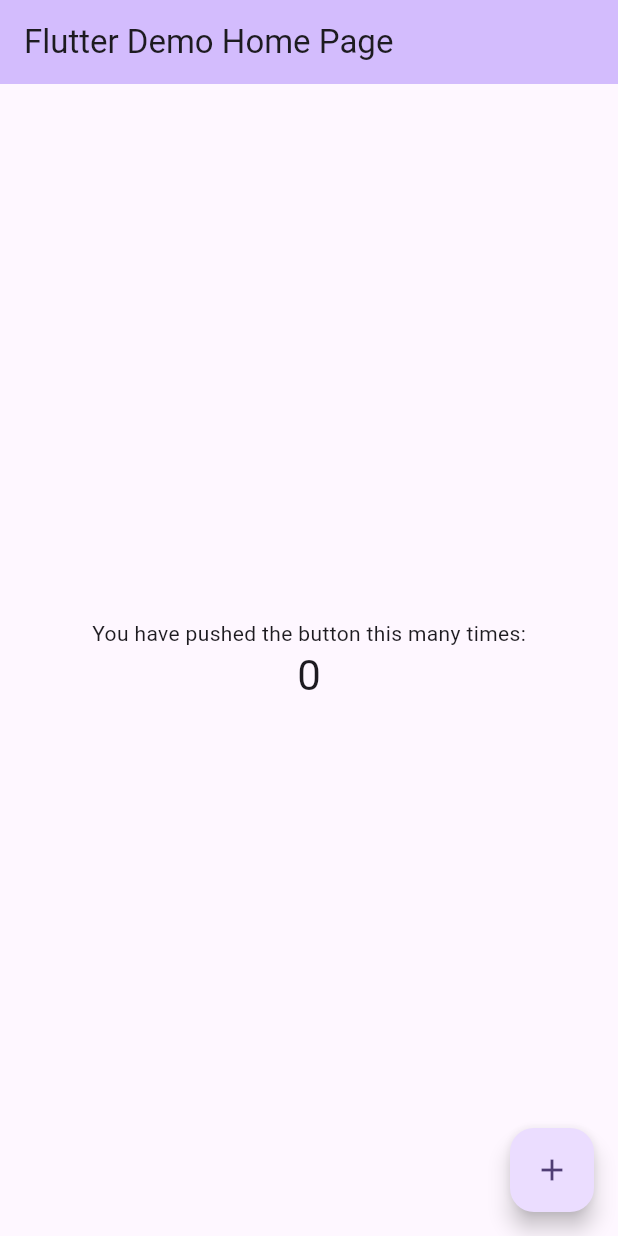
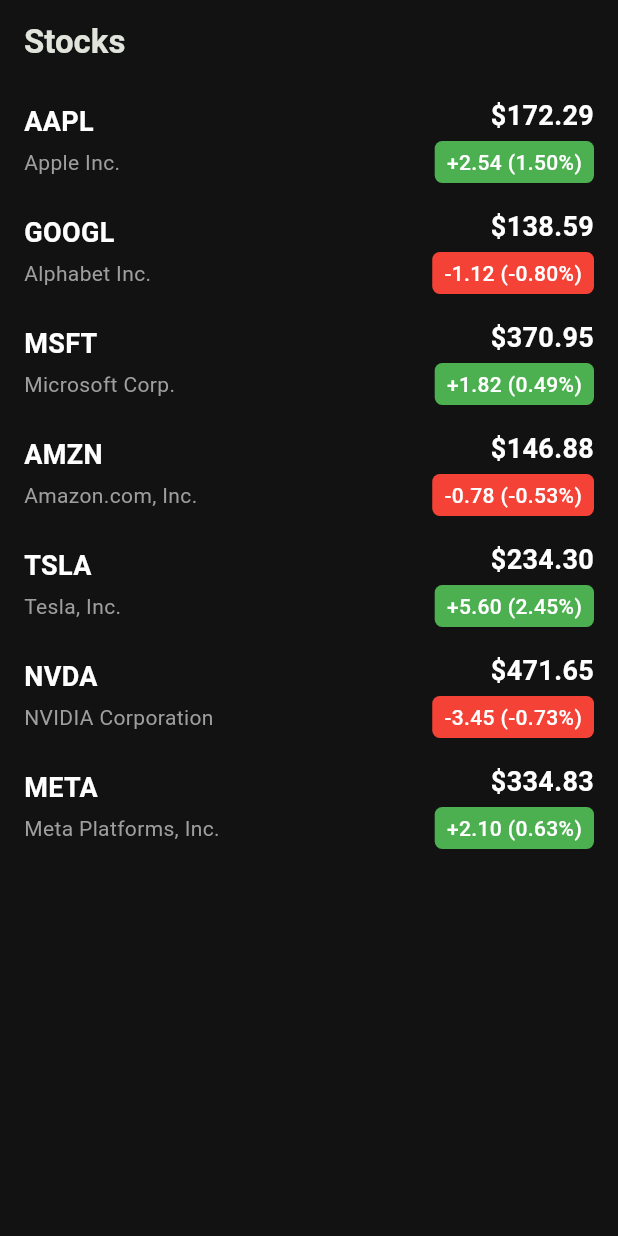
Before and after one commit to could-ai/019a9998-9ccb-7d61-b6e7-d07fd8d78bb2, a Flutter app: the screen it shows after launch, on a phone screen of 412 x 824 dp. Run offline on Flutter 3.47's test engine with Material 3 defaults, Android fonts, the phone set to English and light mode, and no system bars.

Commit message:
I have updated the main.dart file to launch the new StocksScreen. I've removed the default counter app and configured a dark theme suitable for a financial application, setting the home property to StocksScreen.; I've created a new file, stocks_screen.dart, which introduces a dedicated screen for displaying stock information. This includes a Stock data model and a stateful widget, StocksScreen, that presents a list of mock stocks. The UI is designed to clearly show each stock's symbol, name, price, and daily change, with color-coding to indicate positive or negative trends.

```diff
--- a/usr/lib/main.dart
+++ b/usr/lib/main.dart
@@ -1,3 +1,4 @@
+import 'package:couldai_user_app/stocks_screen.dart';
 import 'package:flutter/material.dart';
 
 void main() {
@@ -7,114 +8,19 @@ void main() {
 class MyApp extends StatelessWidget {
   const MyApp({super.key});
 
-  // This widget is the root of your application.
   @override
   Widget build(BuildContext context) {
     return MaterialApp(
-      title: 'Flutter Demo',
+      title: 'Stocks App',
       debugShowCheckedModeBanner: false,
-      theme: ThemeData(
-        // This is the theme of your application.
-        //
-        // TRY THIS: Try running your application with "flutter run". You'll see
-        // the application has a purple toolbar. Then, without quitting the app,
-        // try changing the seedColor in the colorScheme below to Colors.green
-        // and then invoke "hot reload" (save your changes or press the "hot
-        // reload" button in a Flutter-supported IDE, or press "r" if you used
-        // the command line to start the app).
-        //
-        // Notice that the counter didn't reset back to zero; the application
-        // state is not lost during the reload. To reset the state, use hot
-        // restart instead.
-        //
-        // This works for code too, not just values: Most code changes can be
-        // tested with just a hot reload.
-        colorScheme: ColorScheme.fromSeed(seedColor: Colors.deepPurple),
+      theme: ThemeData.dark().copyWith(
+        scaffoldBackgroundColor: const Color(0xFF121212),
+        colorScheme: ColorScheme.fromSeed(
+          seedColor: Colors.green,
+          brightness: Brightness.dark,
+        ),
       ),
-      home: const MyHomePage(title: 'Flutter Demo Home Page'),
+      home: const StocksScreen(),
     );
   }
 }
-
-class MyHomePage extends StatefulWidget {
-  const MyHomePage({super.key, required this.title});
-
-  // This widget is the home page of your application. It is stateful, meaning
-  // that it has a State object (defined below) that contains fields that affect
-  // how it looks.
-
-  // This class is the configuration for the state. It holds the values (in this
-  // case the title) provided by the parent (in this case the App widget) and
-  // used by the build method of the State. Fields in a Widget subclass are
-  // always marked "final".
-
-  final String title;
-
-  @override
-  State<MyHomePage> createState() => _MyHomePageState();
-}
-
-class _MyHomePageState extends State<MyHomePage> {
-  int _counter = 0;
-
-  void _incrementCounter() {
-    setState(() {
-      // This call to setState tells the Flutter framework that something has
-      // changed in this State, which causes it to rerun the build method below
-      // so that the display can reflect the updated values. If we changed
-      // _counter without calling setState(), then the build method would not be
-      // called again, and so nothing would appear to happen.
-      _counter++;
-    });
-  }
-
-  @override
-  Widget build(BuildContext context) {
-    // This method is rerun every time setState is called, for instance as done
-    // by the _incrementCounter method above.
-    //
-    // The Flutter framework has been optimized to make rerunning build methods
-    // fast, so that you can just rebuild anything that needs updating rather
-    // than having to individually change instances of widgets.
-    return Scaffold(
-      appBar: AppBar(
-        // TRY THIS: Try changing the color here to a specific color (to
-        // Colors.amber, perhaps?) and trigger a hot reload to see the AppBar
-        // change color while the other colors stay the same.
-        backgroundColor: Theme.of(context).colorScheme.inversePrimary,
-        // Here we take the value from the MyHomePage object that was created by
-        // the App.build method, and use it to set our appbar title.
-        title: Text(widget.title),
-      ),
-      body: Center(
-        // Center is a layout widget. It takes a single child and positions it
-        // in the middle of the parent.
-        child: Column(
-          // Column is also a layout widget. It takes a list of children and
-          // arranges them vertically. By default, it sizes itself to fit its
-          // children horizontally, and tries to be as tall as its parent.
-          //
-          // Column has various properties to control how it sizes itself and
-          // how it positions its children. Here we use mainAxisAlignment to
-          // center the children vertically; the main axis here is the vertical
-          // axis because Columns are vertical (the cross axis would be
-          // horizontal).
-          //
-          // TRY THIS: Invoke "debug painting" (choose the "Toggle Debug Paint"
-          // action in the IDE, or press "p" in the console), to see the
-          // wireframe for each widget.
-          mainAxisAlignment: MainAxisAlignment.center,
-          children: <Widget>[
-            const Text('You have pushed the button this many times:'),
-            Text('$_counter', style: Theme.of(context).textTheme.headlineMedium),
-          ],
-        ),
-      ),
-      floatingActionButton: FloatingActionButton(
-        onPressed: _incrementCounter,
-        tooltip: 'Increment',
-        child: const Icon(Icons.add),
-      ), // This trailing comma makes auto-formatting nicer for build methods.
-    );
-  }
-}
--- /dev/null
+++ b/usr/lib/stocks_screen.dart
@@ -0,0 +1,113 @@
+import 'package:flutter/material.dart';
+
+class Stock {
+  final String symbol;
+  final String name;
+  final double price;
+  final double change;
+  final double changePercent;
+
+  Stock({
+    required this.symbol,
+    required this.name,
+    required this.price,
+    required this.change,
+    required this.changePercent,
+  });
+}
+
+class StocksScreen extends StatefulWidget {
+  const StocksScreen({super.key});
+
+  @override
+  State<StocksScreen> createState() => _StocksScreenState();
+}
+
+class _StocksScreenState extends State<StocksScreen> {
+  final List<Stock> _stocks = [
+    Stock(symbol: 'AAPL', name: 'Apple Inc.', price: 172.29, change: 2.54, changePercent: 1.50),
+    Stock(symbol: 'GOOGL', name: 'Alphabet Inc.', price: 138.59, change: -1.12, changePercent: -0.80),
+    Stock(symbol: 'MSFT', name: 'Microsoft Corp.', price: 370.95, change: 1.82, changePercent: 0.49),
+    Stock(symbol: 'AMZN', name: 'Amazon.com, Inc.', price: 146.88, change: -0.78, changePercent: -0.53),
+    Stock(symbol: 'TSLA', name: 'Tesla, Inc.', price: 234.30, change: 5.60, changePercent: 2.45),
+    Stock(symbol: 'NVDA', name: 'NVIDIA Corporation', price: 471.65, change: -3.45, changePercent: -0.73),
+    Stock(symbol: 'META', name: 'Meta Platforms, Inc.', price: 334.83, change: 2.10, changePercent: 0.63),
+  ];
+
+  @override
+  Widget build(BuildContext context) {
+    return Scaffold(
+      appBar: AppBar(
+        title: const Text('Stocks', style: TextStyle(fontWeight: FontWeight.bold)),
+        elevation: 0,
+        backgroundColor: Colors.transparent,
+      ),
+      body: ListView.builder(
+        itemCount: _stocks.length,
+        itemBuilder: (context, index) {
+          final stock = _stocks[index];
+          final isPositive = stock.change >= 0;
+          final color = isPositive ? Colors.green : Colors.red;
+
+          return Padding(
+            padding: const EdgeInsets.symmetric(horizontal: 16.0, vertical: 8.0),
+            child: Row(
+              mainAxisAlignment: MainAxisAlignment.spaceBetween,
+              children: [
+                Column(
+                  crossAxisAlignment: CrossAxisAlignment.start,
+                  children: [
+                    Text(
+                      stock.symbol,
+                      style: const TextStyle(
+                        color: Colors.white,
+                        fontWeight: FontWeight.bold,
+                        fontSize: 18,
+                      ),
+                    ),
+                    const SizedBox(height: 4),
+                    Text(
+                      stock.name,
+                      style: TextStyle(
+                        color: Colors.grey[500],
+                        fontSize: 14,
+                      ),
+                    ),
+                  ],
+                ),
+                Column(
+                  crossAxisAlignment: CrossAxisAlignment.end,
+                  children: [
+                    Text(
+                      '\$${stock.price.toStringAsFixed(2)}',
+                      style: const TextStyle(
+                        color: Colors.white,
+                        fontWeight: FontWeight.bold,
+                        fontSize: 18,
+                      ),
+                    ),
+                    const SizedBox(height: 4),
+                    Container(
+                      padding: const EdgeInsets.symmetric(horizontal: 8, vertical: 4),
+                      decoration: BoxDecoration(
+                        color: color,
+                        borderRadius: BorderRadius.circular(5),
+                      ),
+                      child: Text(
+                        '${isPositive ? '+' : ''}${stock.change.toStringAsFixed(2)} (${stock.changePercent.toStringAsFixed(2)}%)',
+                        style: const TextStyle(
+                          color: Colors.white,
+                          fontWeight: FontWeight.w500,
+                        ),
+                      ),
+                    ),
+                  ],
+                ),
+              ],
+            ),
+          );
+        },
+      ),
+    );
+  }
+}
```
